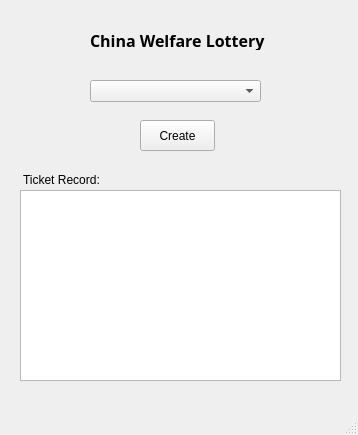
The window that main.ui (linyuanqiang1/lotteryTicket) describes before a commit, drawn with Qt 5.
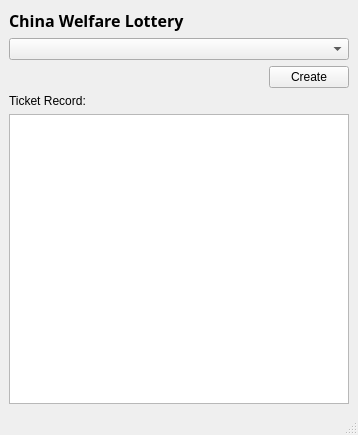
The same window after the commit.

```diff
--- a/main.ui
+++ b/main.ui
@@ -14,61 +14,11 @@
    <string>MainWindow</string>
   </property>
   <widget class="QWidget" name="centralwidget">
-   <widget class="QPushButton" name="pushButton">
-    <property name="geometry">
-     <rect>
-      <x>140</x>
-      <y>120</y>
-      <width>75</width>
-      <height>31</height>
-     </rect>
-    </property>
-    <property name="text">
-     <string>Create</string>
-    </property>
-   </widget>
-   <widget class="QLabel" name="label_2">
-    <property name="geometry">
-     <rect>
-      <x>23</x>
-      <y>170</y>
-      <width>91</width>
-      <height>20</height>
-     </rect>
-    </property>
-    <property name="text">
-     <string>Ticket Record:</string>
-    </property>
-   </widget>
-   <widget class="QTableWidget" name="tableWidget">
-    <property name="geometry">
-     <rect>
-      <x>20</x>
-      <y>190</y>
-      <width>321</width>
-      <height>191</height>
-     </rect>
-    </property>
-   </widget>
-   <widget class="QComboBox" name="comboBox">
-    <property name="geometry">
-     <rect>
-      <x>90</x>
-      <y>80</y>
-      <width>171</width>
-      <height>22</height>
-     </rect>
-    </property>
-   </widget>
+   <layout class="QGridLayout" name="gridLayout">
+    <item row="0" column="0" colspan="2">
+     <layout class="QVBoxLayout" name="verticalLayout">
+      <item>
    <widget class="QLabel" name="label">
-    <property name="geometry">
-     <rect>
-      <x>90</x>
-      <y>30</y>
-      <width>181</width>
-      <height>20</height>
-     </rect>
-    </property>
     <property name="font">
      <font>
       <family>微软雅黑</family>
@@ -81,6 +31,43 @@
      <string>China Welfare Lottery</string>
     </property>
    </widget>
+      </item>
+      <item>
+       <widget class="QComboBox" name="comboBox"/>
+      </item>
+     </layout>
+    </item>
+    <item row="1" column="1">
+     <widget class="QPushButton" name="pushButton">
+      <property name="text">
+       <string>Create</string>
+      </property>
+     </widget>
+    </item>
+    <item row="2" column="0">
+     <widget class="QLabel" name="label_2">
+      <property name="text">
+       <string>Ticket Record:</string>
+      </property>
+     </widget>
+    </item>
+    <item row="3" column="0" colspan="2">
+     <widget class="QTableWidget" name="tableWidget"/>
+    </item>
+    <item row="1" column="0">
+     <spacer name="horizontalSpacer">
+      <property name="orientation">
+       <enum>Qt::Horizontal</enum>
+      </property>
+      <property name="sizeHint" stdset="0">
+       <size>
+        <width>40</width>
+        <height>20</height>
+       </size>
+      </property>
+     </spacer>
+    </item>
+   </layout>
   </widget>
   <widget class="QMenuBar" name="menubar">
    <property name="geometry">
```
Lines whose indentation alone changed are shown as unchanged.
